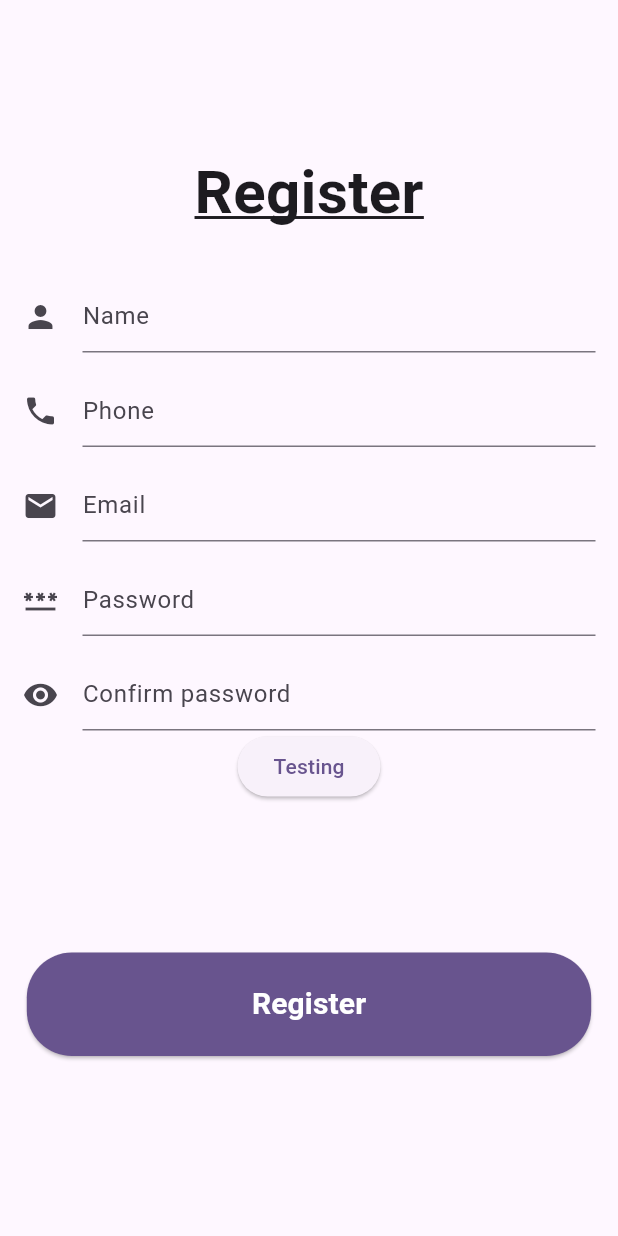
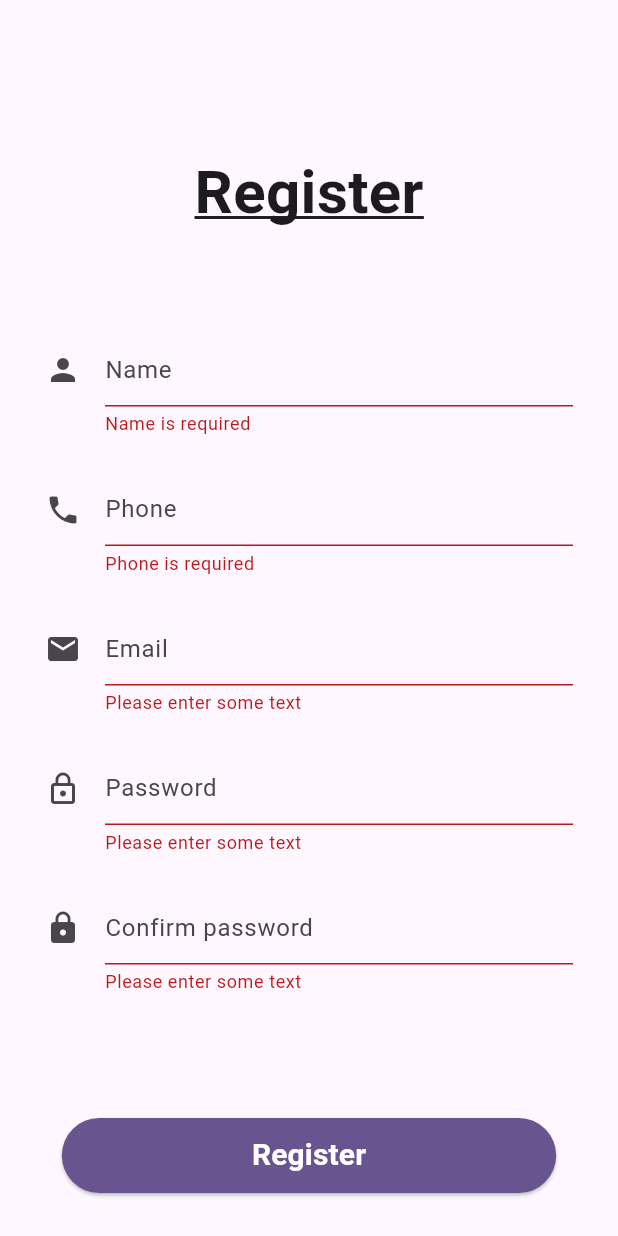
Before and after one commit to jorchrbc/marketplace, a Flutter app: the RegisterScreen screen opened directly, after a tap on "Register", on a phone screen of 412 x 824 dp. Run offline on Flutter 3.47's test engine with Material 3 defaults, Android fonts, the phone set to English and light mode, and no system bars; our stand-ins replace go_router.

Commit message:
Adjust Layout Widgets and fix dispose method location

```diff
--- a/lib/presentation/screens/register.dart
+++ b/lib/presentation/screens/register.dart
@@ -20,11 +20,8 @@ class _RegisterView extends StatelessWidget{
   @override
   Widget build(BuildContext context){
     return SingleChildScrollView(
-      child: Padding(
-        padding: EdgeInsets.symmetric(horizontal: 15, vertical: 100),
-        child: Center(
+      padding: const EdgeInsets.symmetric(horizontal: 30, vertical: 100),
       child: Column(
-            mainAxisAlignment: MainAxisAlignment.center,
         children: [
           Text(
             'Register',
@@ -34,33 +31,10 @@ class _RegisterView extends StatelessWidget{
               fontSize: 40
             )
           ),
-              SizedBox(height: 30),
+          SizedBox(height: MediaQuery.of(context).size.height*0.08),
           _RegisterForm(),
-              SizedBox(height: 100),
-              ElevatedButton(
-                onPressed: (){},
-                style: ElevatedButton.styleFrom(
-                  padding: const EdgeInsets.symmetric(
-                    horizontal: 150,
-                    vertical: 20
-                  ),
-                  backgroundColor: Theme.of(context).colorScheme.primary,
-                  shape: RoundedRectangleBorder(
-                    borderRadius: BorderRadius.circular(30),
-                  )
-                ),
-                child: Text(
-                  'Register',
-                  style: TextStyle(
-                    color: Colors.white,
-                    fontWeight: FontWeight.bold,
-                    fontSize: 20
-                  )
-                )
-              )
+
         ]
-          )
-        )
       )
     );
   }
@@ -82,6 +56,16 @@ class _RegisterFormState extends State<_RegisterForm>{
   final _formKey = GlobalKey<FormState>();
 
   @override
+  void dispose(){
+    name_controller.dispose();
+    phone_controller.dispose();
+    email_controller.dispose();
+    password_controller.dispose();
+    confirm_password_controller.dispose();
+    super.dispose();
+  }
+
+  @override
   Widget build(BuildContext context){
     return Form(
       key: _formKey,
@@ -97,19 +81,19 @@ class _RegisterFormState extends State<_RegisterForm>{
               return null;
             }
           ),
-          SizedBox(height: 15),
+          SizedBox(height: 25),
           CustomTextFormField(
             hint: 'Phone',
             icon: Icon(Icons.phone),
             controller: phone_controller,
             validator: (value) {
-              if(value == null || value.trim()!.isEmpty) return 'Phone is required';
+              if(value == null || value.trim().isEmpty) return 'Phone is required';
               final cleaned_value = value.replaceAll(RegExp(r'[\s-]'), '');
               if(!RegExp(r'^(\+52|52|0)?(1)?[1-9][0-9]{9}$').hasMatch(cleaned_value)) return 'Enter a valid phone';
               return null;
             }
           ),
-          SizedBox(height: 15),
+          SizedBox(height: 25),
           CustomTextFormField(
             hint: 'Email',
             icon: Icon(Icons.email),
@@ -120,10 +104,10 @@ class _RegisterFormState extends State<_RegisterForm>{
               return null;
             }
           ),
-          SizedBox(height: 15),
+          SizedBox(height: 25),
           CustomTextFormField(
             hint: 'Password',
-            icon: Icon(Icons.password),
+            icon: Icon(Icons.lock_outline),
             controller: password_controller,
             validator: (value) {
               if(value == null || value.isEmpty){
@@ -134,10 +118,10 @@ class _RegisterFormState extends State<_RegisterForm>{
               return null;
             }
           ),
-          SizedBox(height: 15),
+          SizedBox(height: 25),
           CustomTextFormField(
             hint: 'Confirm password',
-            icon: Icon(Icons.remove_red_eye),
+            icon: Icon(Icons.lock),
             controller: confirm_password_controller,
             validator: (value) {
               if(value == null || value.isEmpty){
@@ -147,7 +131,11 @@ class _RegisterFormState extends State<_RegisterForm>{
               return null;
             }
           ),
-          ElevatedButton(
+          SizedBox(height: MediaQuery.of(context).size.height*0.1),
+          SizedBox(
+            width: MediaQuery.of(context).size.width * 0.8,
+              height: 50,
+              child: ElevatedButton(
                 onPressed: (){
                   // print('name_controller: ${name_controller.text}');
                   // print('phone_controller: ${phone_controller.text}');
@@ -160,8 +148,22 @@ class _RegisterFormState extends State<_RegisterForm>{
                     );
                   }
                 },
-            child: Text('Testing')
+                style: ElevatedButton.styleFrom(
+                backgroundColor: Theme.of(context).colorScheme.primary,
+                shape: RoundedRectangleBorder(
+                  borderRadius: BorderRadius.circular(30),
+                )
               ),
+              child: Text(
+                'Register',
+                style: TextStyle(
+                  color: Colors.white,
+                  fontWeight: FontWeight.bold,
+                  fontSize: 20
+                )
+              )
+            ),
+          )
         ]
       )
     );
--- a/lib/presentation/widgets/register/custom_text_form_field.dart
+++ b/lib/presentation/widgets/register/custom_text_form_field.dart
@@ -20,10 +20,6 @@ class CustomTextFormField extends StatefulWidget{
 class _CustomTextFormField extends State<CustomTextFormField>{
 
   @override
-  void dispose(){
-    widget.controller.dispose();
-    super.dispose();
-  }
   Widget build(BuildContext context){
     return TextFormField(
       validator: widget.validator,
```
Lines whose indentation alone changed are shown as unchanged.
